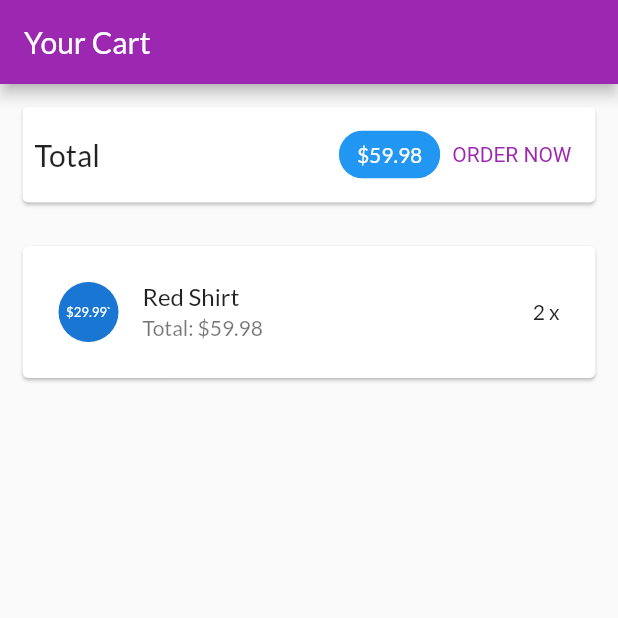
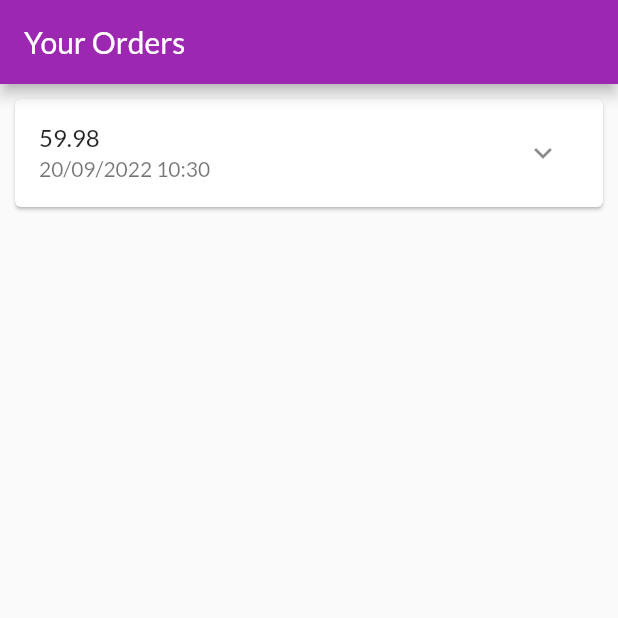
Before and after one commit to quoctrang12/PTUDDD_LAB_01, a Flutter app: the screen it shows after launch, on a phone screen of 412 x 824 dp, the top half of it. Run offline on Flutter 3.47's test engine with Material 2 defaults, Android fonts, the phone set to English and light mode, and no system bars.

Commit message:
Xay dung trang cac dat hang

```diff
--- a/lib/main.dart
+++ b/lib/main.dart
@@ -5,6 +5,7 @@ import 'ui/products/products_manager.dart';
 import 'ui/products/product_overview_screen.dart';
 import 'ui/products/user_products_screen.dart';
 import 'ui/cart/cart_screen.dart';
+import 'ui/orders/orders_screen.dart';
 
 void main() {
   runApp(const MyApp());
@@ -32,7 +33,8 @@ class MyApp extends StatelessWidget {
       home: const SafeArea(
         // child: ProductsOverviewScreen(),
         // child: UserProducScreen(),
-        child: CartScreen(),
+        // child: CartScreen(),
+        child: OrderScreen(),
       ),
     );
   }
--- /dev/null
+++ b/lib/models/order_item.dart
@@ -0,0 +1,33 @@
+import 'cart_item.dart';
+
+class OrderItem {
+  final String? id;
+  final double amount;
+  final List<CartItem> products;
+  final DateTime dateTime;
+
+  int get productCount {
+    return products.length;
+  }
+
+  OrderItem({
+    this.id,
+    required this.amount,
+    required this.products,
+    DateTime? dateTime,
+  }) : dateTime = dateTime ?? DateTime.now();
+
+  OrderItem copyWith({
+    String? id,
+    double? amount,
+    List<CartItem>? products,
+    DateTime? dateTime,
+  }) {
+    return OrderItem(
+      id: id ?? this.id,
+      amount: amount ?? this.amount,
+      products: products ?? this.products,
+      dateTime: dateTime ?? this.dateTime,
+    );
+  }
+}
--- /dev/null
+++ b/lib/ui/orders/order_item_card.dart
@@ -0,0 +1,70 @@
+import 'dart:math';
+
+import 'package:flutter/material.dart';
+import 'package:intl/intl.dart';
+
+import '../../models/order_item.dart';
+
+class OrderItemCard extends StatefulWidget {
+  final OrderItem order;
+  const OrderItemCard(this.order, {super.key});
+
+  @override
+  State<OrderItemCard> createState() => _OrderItemCard();
+}
+
+class _OrderItemCard extends State<OrderItemCard> {
+  var _expanded = false;
+
+  @override
+  Widget build(BuildContext context) {
+    return Card(
+      margin: const EdgeInsets.all(10),
+      child: Column(
+        children: <Widget>[
+          buildOrderSummary(),
+          if (_expanded) buildOrderDetails()
+        ],
+      ),
+    );
+  }
+
+  Widget buildOrderDetails() {
+    return Container(
+      padding: const EdgeInsets.symmetric(horizontal: 15, vertical: 4),
+      height: min(widget.order.productCount * 20.0 + 10, 100),
+      child: ListView(
+        children: widget.order.products
+            .map((prod) => Row(
+                  mainAxisAlignment: MainAxisAlignment.spaceBetween,
+                  children: <Widget>[
+                    Text(
+                      prod.title,
+                      style: const TextStyle(
+                          fontSize: 18, fontWeight: FontWeight.bold),
+                    ),
+                    Text('${prod.quantity}x \$${prod.price}',
+                        style:
+                            const TextStyle(fontSize: 18, color: Colors.grey))
+                  ],
+                ))
+            .toList(),
+      ),
+    );
+  }
+
+  Widget buildOrderSummary() {
+    return ListTile(
+        title: Text('${widget.order.amount}'),
+        subtitle:
+            Text(DateFormat('dd/MM/yyyy hh:mm').format(widget.order.dateTime)),
+        trailing: IconButton(
+          icon: Icon(_expanded ? Icons.expand_less : Icons.expand_more),
+          onPressed: () {
+            setState(() {
+              _expanded = !_expanded;
+            });
+          },
+        ));
+  }
+}
--- /dev/null
+++ b/lib/ui/orders/order_manager.dart
@@ -0,0 +1,30 @@
+import 'package:flutter/material.dart';
+
+import '../../models/cart_item.dart';
+import '../../models/order_item.dart';
+
+class OrdersManager with ChangeNotifier {
+  final List<OrderItem> _orders = [
+    OrderItem(
+      id: 'o1',
+      amount: 59.98,
+      products: [
+        CartItem(
+          id: 'c1',
+          title: 'Red Shirt',
+          price: 29.99,
+          quantity: 2,
+        )
+      ],
+      dateTime: DateTime.now(),
+    )
+  ];
+
+  int get orderCount {
+    return _orders.length;
+  }
+
+  List<OrderItem> get orders{
+    return [..._orders];
+  }
+}
--- /dev/null
+++ b/lib/ui/orders/orders_screen.dart
@@ -0,0 +1,20 @@
+import 'package:flutter/material.dart';
+
+import 'order_item_card.dart';
+import 'order_manager.dart';
+
+class OrderScreen extends StatelessWidget {
+  const OrderScreen({super.key});
+
+  @override
+  Widget build(BuildContext context) {
+    print("building orders");
+    final ordersManager = OrdersManager();
+    return Scaffold(
+      appBar: AppBar(title: const Text('Your Orders')),
+      body: ListView.builder(
+          itemCount: ordersManager.orderCount,
+          itemBuilder: (ctx, i) => OrderItemCard(ordersManager.orders[i])),
+    );
+  }
+}
--- a/pubspec.yaml
+++ b/pubspec.yaml
@@ -29,6 +29,7 @@ environment:
 dependencies:
   flutter:
     sdk: flutter
+  intl: ^0.17.0
 
 
   # The following adds the Cupertino Icons font to your application.
```
Also changed, not shown: pubspec.lock.
